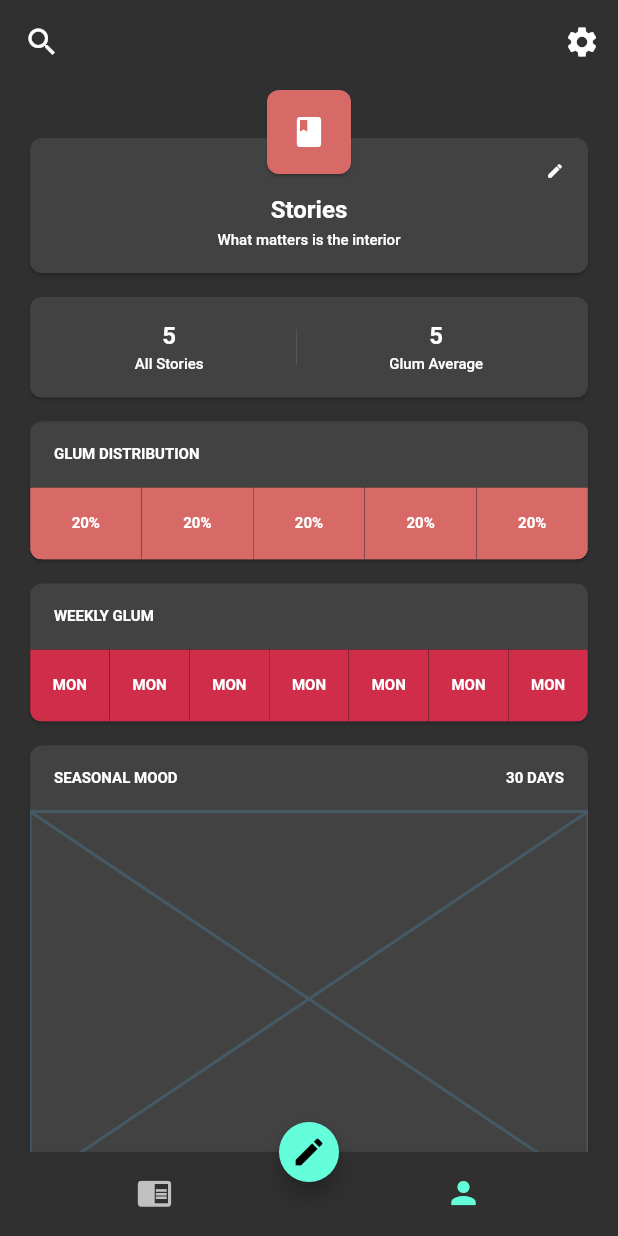
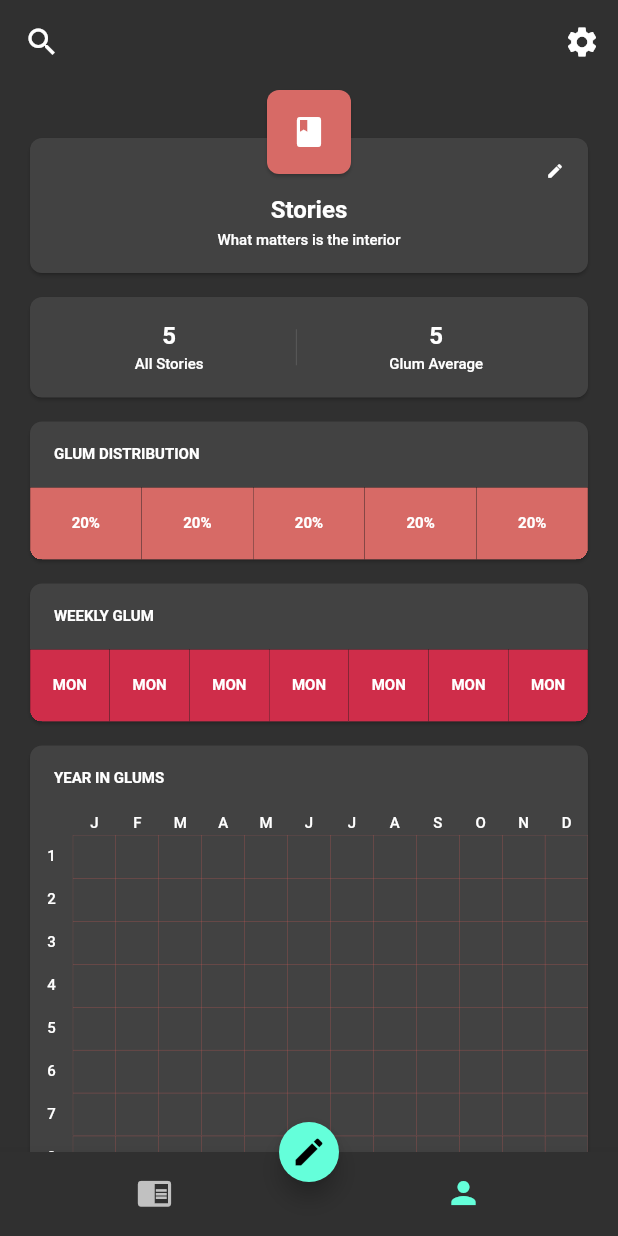
Before and after one commit to freemantg/glum, a Flutter app: the StatsPage screen opened by its route, on a phone screen of 412 x 824 dp. Run offline on Flutter 3.47's test engine with Material 2 defaults, Android fonts, the light colour scheme and no system bars; our stand-ins replace auto_route, flutter_hooks, flutter_rating_bar, flutter_riverpod, riverpod.

Commit message:
YearsInGlumTable created

```diff
--- a/glum_mood_tracker/lib/presentation/cards/cards_page.dart
+++ b/glum_mood_tracker/lib/presentation/cards/cards_page.dart
@@ -206,7 +206,7 @@ class StyledMonthCalendar extends StatelessWidget {
               return Text(
                 ((index + 1) - firstDayOfMonthOffset).toString(),
                 textAlign: TextAlign.center,
-                style: $styles.text.bodyBold,
+                style: $styles.text.bodySmall,
               );
             } else {
               return const SizedBox.shrink();
--- a/glum_mood_tracker/lib/presentation/stats/stats_page.dart
+++ b/glum_mood_tracker/lib/presentation/stats/stats_page.dart
@@ -7,6 +7,21 @@ class StatsPage extends StatelessWidget {
 
   @override
   Widget build(BuildContext context) {
+    final monthInitials = [
+      'J',
+      'F',
+      'M',
+      'A',
+      'M',
+      'J',
+      'J',
+      'A',
+      'S',
+      'O',
+      'N',
+      'D'
+    ];
+
     return Scaffold(
       appBar: _buildAppBar(),
       body: ListView(
@@ -19,6 +34,75 @@ class StatsPage extends StatelessWidget {
           const GlumDistributionCard(),
           SizedBox(height: $styles.insets.xs),
           const WeekDistributionCard(),
+          SizedBox(height: $styles.insets.xs),
+          StyledCard(
+            customPadding: true,
+            child: Column(
+              crossAxisAlignment: CrossAxisAlignment.start,
+              children: [
+                Padding(
+                  padding: EdgeInsets.all($styles.insets.sm),
+                  child: Text(
+                    'YEAR IN GLUMS',
+                    style: $styles.text.caption.copyWith(
+                      fontWeight: FontWeight.bold,
+                    ),
+                  ),
+                ),
+                Table(
+                  children: [
+                    //MONTH LABELS
+                    TableRow(
+                      children: [
+                        const Text(''),
+                        ...monthInitials
+                            .map(
+                              (e) => TableCell(
+                                verticalAlignment:
+                                    TableCellVerticalAlignment.middle,
+                                child: Text(
+                                  e,
+                                  textAlign: TextAlign.center,
+                                  style: $styles.text.caption,
+                                ),
+                              ),
+                            )
+                            .toList()
+                      ],
+                    ),
+                    for (int i = 1; i <= 31; i++)
+                      TableRow(
+                        children: [
+                          TableCell(
+                            verticalAlignment:
+                                TableCellVerticalAlignment.middle,
+                            child: Text(
+                              i.toString(),
+                              textAlign: TextAlign.center,
+                              style: $styles.text.caption,
+                            ),
+                          ),
+                          for (int j = 1; j <= 12; j++)
+                            AspectRatio(
+                              aspectRatio: 1,
+                              child: Container(
+                                decoration: BoxDecoration(
+                                  border: Border.all(
+                                    width: 0.1,
+                                    color: const Color(0xFFC45654),
+                                  ),
+                                  // borderRadius: BorderRadius.all(
+                                  //     Radius.circular($styles.corners.sm)),
+                                ),
+                              ),
+                            )
+                        ],
+                      )
+                  ],
+                )
+              ],
+            ),
+          ),
           SizedBox(height: $styles.insets.xs),
           const SeasonalMoodCard(),
           SizedBox(height: $styles.insets.xs),
```
